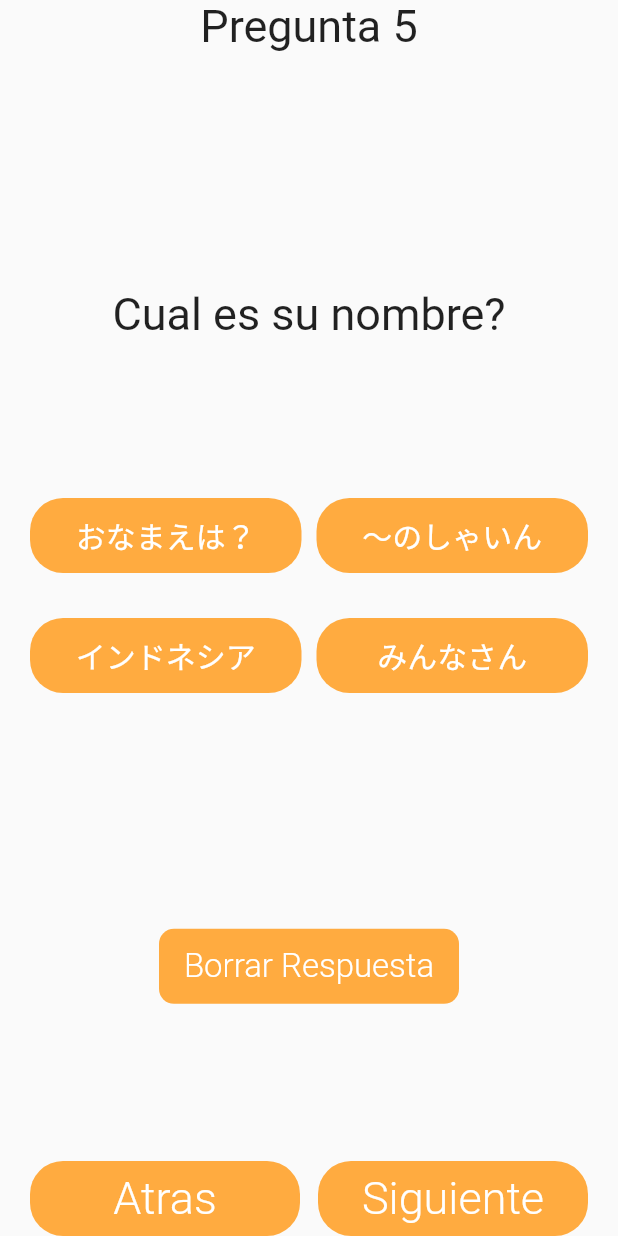
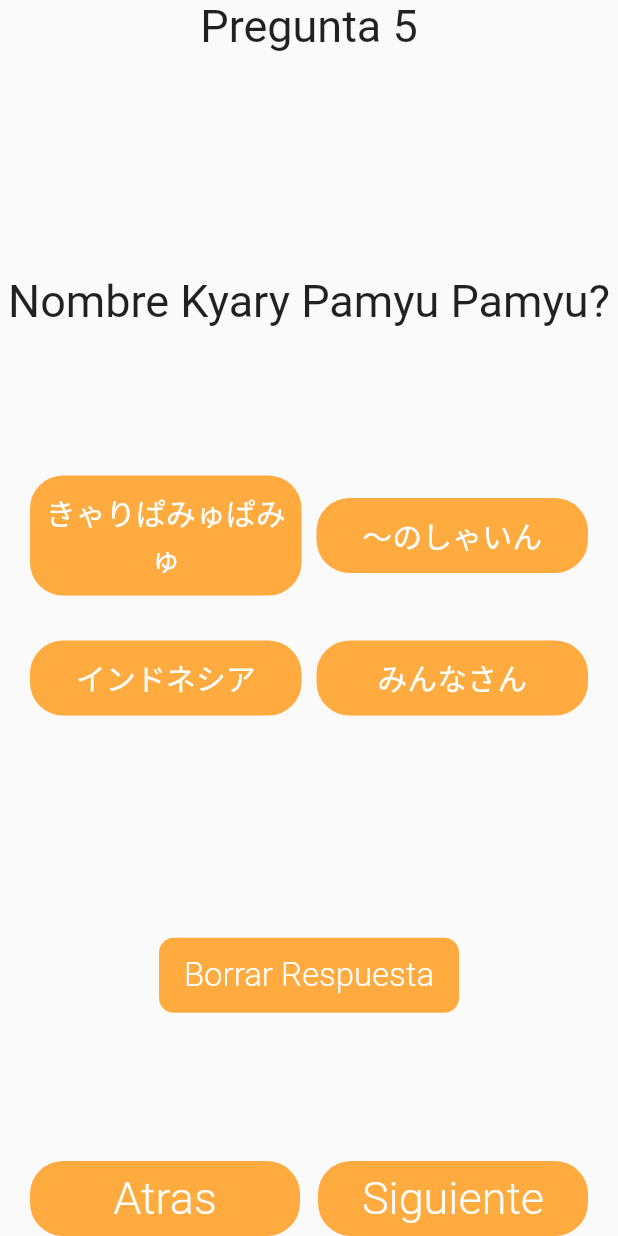
Before and after one commit to asaek/CRUB_provider_basico, a Flutter app: the QuizzPage screen opened directly, swiped to page 5, on a phone screen of 412 x 824 dp. Run offline on Flutter 3.47's test engine with Material 2 defaults, Android fonts, the phone set to English and light mode, and no system bars; our stand-ins replace firebase_core; accounts and stored records are empty.

```diff
--- a/lib/models/quizz_modelo.dart
+++ b/lib/models/quizz_modelo.dart
@@ -1,3 +1,4 @@
+// tenemos los modelos a usar uno es una lista de Strings
 class Pregunta {
   final String pregunta;
   final List<String> opciones;
@@ -9,6 +10,7 @@ class Pregunta {
   });
 }
 
+// En este caso slot ocupara ser null para saber si el usuario respondio alguna respuesta
 class Respuesta {
   int slot;
   int? respuesta;
@@ -41,8 +43,8 @@ final List<Pregunta> preguntas = [
     opcionCorrecta: 3,
   ),
   Pregunta(
-    pregunta: 'Cual es su nombre?',
-    opciones: ['おなまえは？', '〜のしゃいん', 'インドネシア', 'みんなさん'],
+    pregunta: 'Nombre Kyary Pamyu Pamyu?',
+    opciones: ['きゃりぱみゅぱみゅ', '〜のしゃいん', 'インドネシア', 'みんなさん'],
     opcionCorrecta: 0,
   ),
 ];
```
Also changed, not shown: lib/providers/quizz_provider.dart (+7 -2 lines), lib/screens/quizzz_page.dart (+26 -6 lines).
